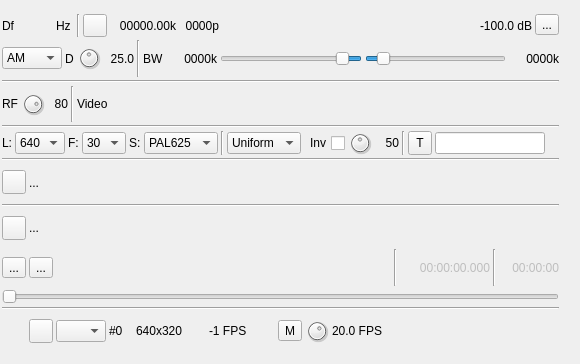
f4exb/sdrangel, file plugins/channeltx/modatv/atvmodgui.ui: the form before one commit.
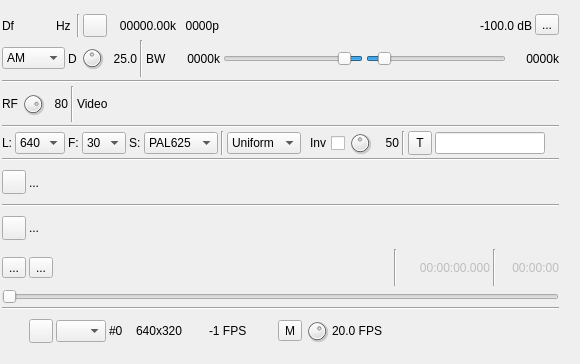
The form after the commit. Icons and pictures are not drawn. Custom widgets are drawn as their Qt base class.

Commit message: AM modulator: fixed asym FFT filter management

Patch:
```diff
--- a/plugins/channeltx/modatv/atvmodgui.ui
+++ b/plugins/channeltx/modatv/atvmodgui.ui
@@ -234,12 +234,6 @@
      <layout class="QHBoxLayout" name="rfBandwidthLayout">
       <item>
        <widget class="QComboBox" name="modulation">
-        <property name="maximumSize">
-         <size>
-          <width>60</width>
-          <height>16777215</height>
-         </size>
-        </property>
         <property name="toolTip">
          <string>Modulation type</string>
         </property>
```
The commit also changes 1 other file.
